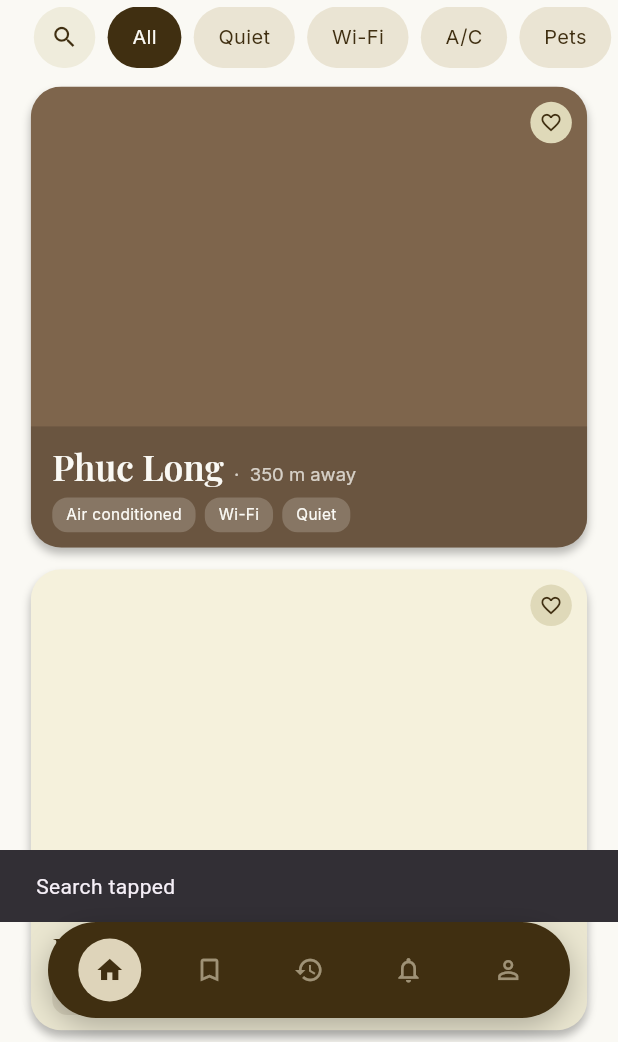
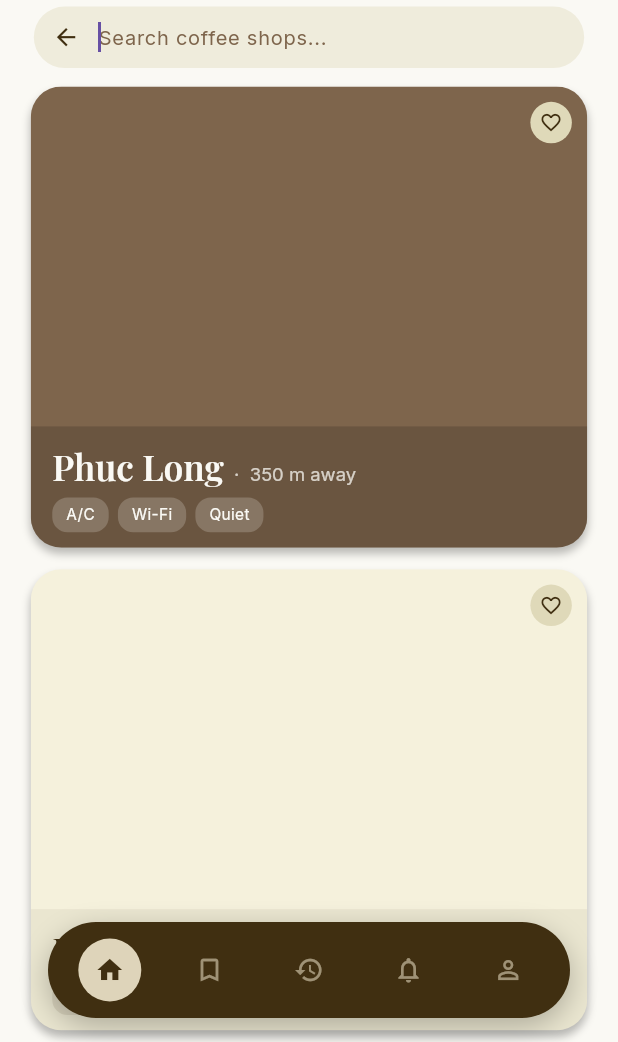
Before and after one commit to Astr0cyte/project_coffinder, a Flutter app: the screen it shows after launch, after a tap on the "search" icon, on a phone screen of 412 x 824 dp, the part 194-1236 px from its top. Run offline on Flutter 3.47's test engine with Material 3 defaults, Android fonts, the phone set to English and light mode, and no system bars; our stand-ins replace google_fonts.

Commit message:
Upade Homescreen to filter

```diff
--- a/lib/coffee_shop_detail_screen.dart
+++ b/lib/coffee_shop_detail_screen.dart
@@ -31,9 +31,9 @@
   static const reviews = [
     ReviewData('Mike', '★★★★★',
         'Great atmosphere and the coffee is amazing. Perfect place to work or relax.'),
-    ReviewData('Thu Ha', '★★★★☆',
+    ReviewData('Anh Doh', '★★★★☆',
         'Great wifi and quiet enough to work from. Will come back.'),
-    ReviewData('Duc Anh', '★★★★★',
+    ReviewData('4Q', '★★★★★',
         'Friendly staff and a beautiful space. Loved the ambience.'),
   ];
 
--- a/lib/home_screen.dart
+++ b/lib/home_screen.dart
@@ -18,12 +18,6 @@
   }
 }
 
-class FilterChipData {
-  final String label;
-  final bool active;
-  const FilterChipData(this.label, this.active);
-}
-
 class HomeScreen extends StatefulWidget {
   const HomeScreen({super.key});
 
@@ -36,6 +30,15 @@
 
   bool _navVisible = true;
   double _lastOffset = 0;
+  String _activeFilter = 'All';
+  bool _searchOpen = false;
+  final _searchController = TextEditingController();
+
+  @override
+  void dispose() {
+    _searchController.dispose();
+    super.dispose();
+  }
 
   bool _handleScroll(ScrollNotification notification) {
     final offset = notification.metrics.pixels;
@@ -58,23 +61,20 @@
   // in your real data. `distance` is a static placeholder string — wire up
   // real geolocation later if you want live distances.
   static const shops = [
-    ShopListItem('Phuc Long', AppColors.brownMid, false, '350 m away', ['Air conditioned', 'Wi-Fi', 'Quiet']),
-    ShopListItem('Lotus Leaf Cafe', AppColors.cardBg, false, '0.8 km away', ['Pets', 'Friendly staff']),
+    ShopListItem('Phuc Long', AppColors.brownMid, false, '350 m away', ['A/C', 'Wi-Fi', 'Quiet']),
+    ShopListItem('Lotus Leaf Cafe', AppColors.cardBg, false, '0.8 km away', ['Pets', 'Friendly']),
     ShopListItem('Sunset Terrace Coffee', AppColors.brownDark, true, '1.2 km away', ['Quiet', 'Wi-Fi']),
-    ShopListItem('Ban Mai Coffee House', AppColors.tan, true, '1.5 km away', ['Air conditioned', 'Friendly staff']),
+    ShopListItem('Ban Mai Coffee House', AppColors.tan, true, '1.5 km away', ['A/C', 'Friendly']),
     ShopListItem('Old Quarter Coffee', AppColors.chipLight, false, '2.0 km away', ['Pets', 'Wi-Fi', 'Quiet']),
+
   ];
 
-  // "Quiet" was the one filter chip with the active/selected (dark) style
-  // in the source file; the rest were unselected.
-  static const filters = [
-    FilterChipData('All', true),
-    FilterChipData('Quiet', false),
-    FilterChipData('Wi-Fi', false),
-    FilterChipData('A/C', false),
-    FilterChipData('Pets', false),
-    FilterChipData('Friendly', false),
-  ];
+  static const filterLabels = ['All', 'Quiet', 'Wi-Fi', 'A/C', 'Pets', 'Friendly'];
+
+  List<ShopListItem> get _visibleShops {
+    if (_activeFilter == 'All') return shops;
+    return shops.where((s) => s.amenities.contains(_activeFilter)).toList();
+  }
 
   @override
   Widget build(BuildContext context) {
@@ -97,16 +97,16 @@
                 SliverPadding(
                   padding: EdgeInsets.fromLTRB(20 * scale, 12 * scale, 20 * scale, 0),
                   sliver: SliverList.separated(
-                    itemCount: shops.length,
+                    itemCount: _visibleShops.length,
                     separatorBuilder: (_, __) => SizedBox(height: 14 * scale),
-                    itemBuilder: (context, i) => _shopCard(context, scale, shops[i]),
+                    itemBuilder: (context, i) => _shopCard(context, scale, _visibleShops[i]),
                   ),
                 ),
                 SliverToBoxAdapter(
                   child: Padding(
                     padding: EdgeInsets.fromLTRB(20 * scale, 16 * scale, 20 * scale, 110 * scale),
                     child: Text(
-                      '${shops.length} Coffeeshops Found',
+                      '${_visibleShops.length} Coffeeshops Found',
                       textAlign: TextAlign.center,
                       style: GoogleFonts.inter(
                         fontSize: 13 * scale,
@@ -204,21 +204,74 @@
 
   // --- Filter chips (search icon leads the row) -----------------------------
   Widget _filterChips(double s) {
+    return AnimatedSwitcher(
+      duration: const Duration(milliseconds: 220),
+      child: _searchOpen ? _searchBar(s) : _chipsRow(s),
+    );
+  }
+
+  Widget _searchBar(double s) {
+    return Padding(
+      key: const ValueKey('search'),
+      padding: EdgeInsets.symmetric(horizontal: 22 * s),
+      child: Container(
+        height: 40 * s,
+        decoration: BoxDecoration(
+          color: AppColors.chipLight,
+          borderRadius: BorderRadius.circular(20 * s),
+        ),
+        child: Row(
+          children: [
+            GestureDetector(
+              onTap: () => setState(() {
+                _searchOpen = false;
+                _searchController.clear();
+              }),
+              child: Padding(
+                padding: EdgeInsets.symmetric(horizontal: 12 * s),
+                child: Icon(Icons.arrow_back, size: 18 * s, color: AppColors.brownDark),
+              ),
+            ),
+            Expanded(
+              child: TextField(
+                controller: _searchController,
+                autofocus: true,
+                decoration: InputDecoration(
+                  hintText: 'Search coffee shops...',
+                  hintStyle: GoogleFonts.inter(
+                    fontSize: 13 * s,
+                    color: AppColors.brownMid,
+                  ),
+                  border: InputBorder.none,
+                  isDense: true,
+                  contentPadding: EdgeInsets.zero,
+                ),
+                style: GoogleFonts.inter(
+                  fontSize: 13 * s,
+                  color: AppColors.brownDark,
+                ),
+              ),
+            ),
+            SizedBox(width: 12 * s),
+          ],
+        ),
+      ),
+    );
+  }
+
+  Widget _chipsRow(double s) {
     return SizedBox(
+      key: const ValueKey('chips'),
       height: 40 * s,
       child: ListView.separated(
         scrollDirection: Axis.horizontal,
         padding: EdgeInsets.symmetric(horizontal: 22 * s),
-        itemCount: filters.length + 1,
+        itemCount: filterLabels.length + 1,
         separatorBuilder: (_, __) => SizedBox(width: 8 * s),
         itemBuilder: (context, i) {
           if (i == 0) {
             return GestureDetector(
-              onTap: () {
-                ScaffoldMessenger.of(context).showSnackBar(
-                  const SnackBar(content: Text('Search tapped')),
-                );
-              },
+              onTap: () => setState(() => _searchOpen = true),
               child: Container(
                 width: 40 * s,
                 height: 40 * s,
@@ -231,19 +284,23 @@
               ),
             );
           }
-          final f = filters[i - 1];
-          return Container(
+          final label = filterLabels[i - 1];
+          final active = label == _activeFilter;
+          return GestureDetector(
+            onTap: () => setState(() => _activeFilter = label),
+            child: Container(
               padding: EdgeInsets.symmetric(horizontal: 16 * s, vertical: 8 * s),
               alignment: Alignment.center,
               decoration: BoxDecoration(
-              color: f.active ? AppColors.brownDark : AppColors.tan.withOpacity(0.57),
+                color: active ? AppColors.brownDark : AppColors.tan.withOpacity(0.57),
                 borderRadius: BorderRadius.circular(20 * s),
               ),
               child: Text(
-              f.label,
+                label,
                 style: GoogleFonts.inter(
                   fontSize: 13 * s,
-                color: f.active ? AppColors.cream : AppColors.brownDark,
+                  color: active ? AppColors.cream : AppColors.brownDark,
+                ),
               ),
             ),
           );
```
Lines whose indentation alone changed are shown as unchanged.
